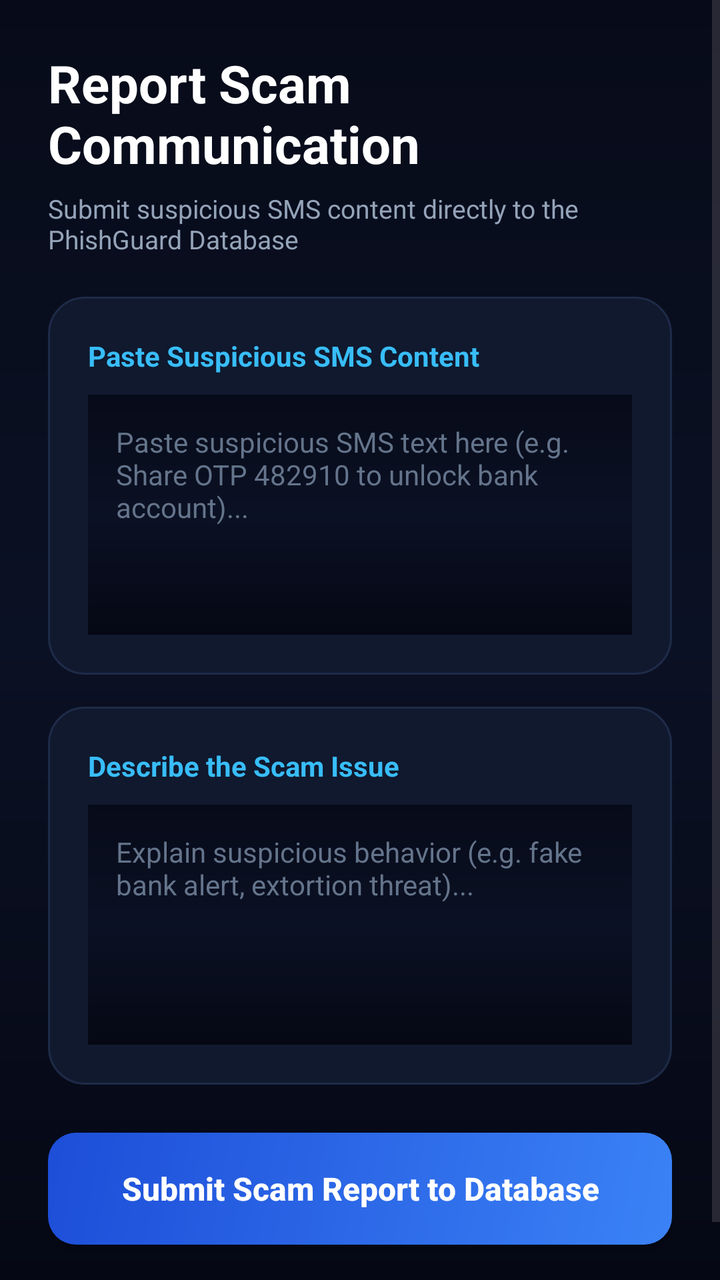
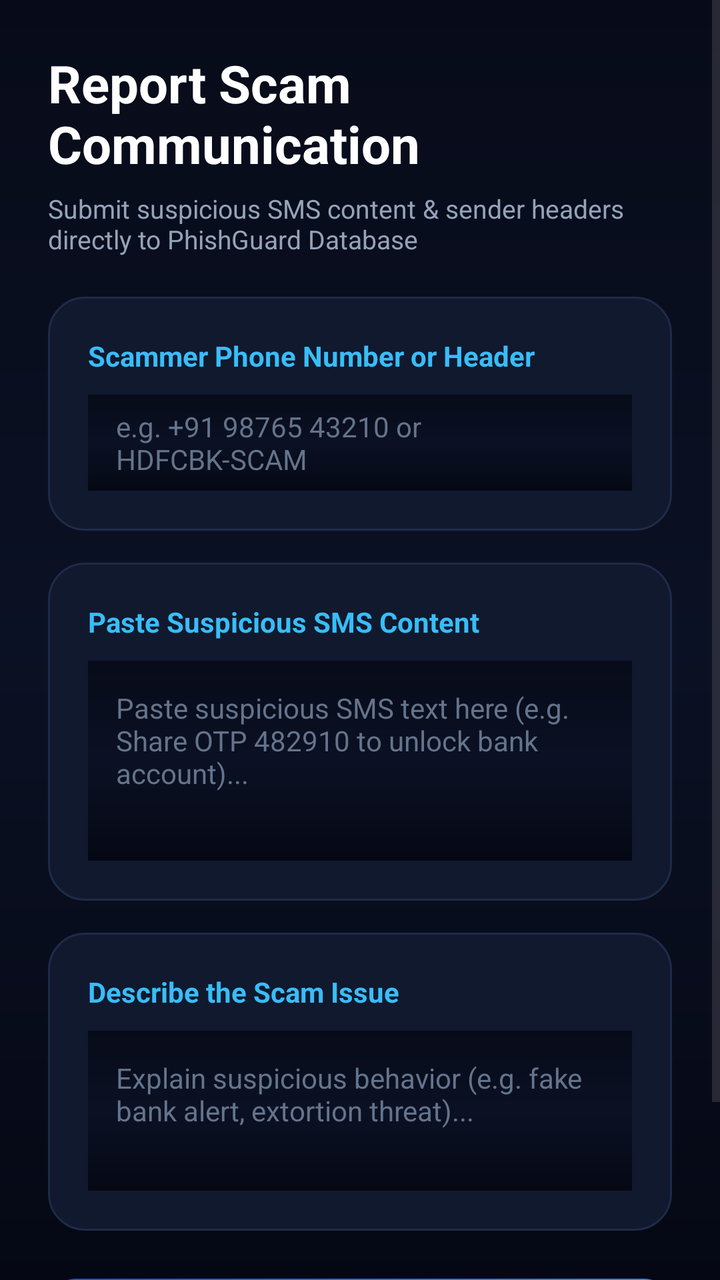

An Android layout rendered at two revisions. The XML below is the earlier revision; the diff shows what the commit changed to produce the second picture.
<!-- AndroidManifest.xml: application theme Theme.PhishGuard -->
<!-- res/layout/activity_report.xml -->
<?xml version="1.0" encoding="utf-8"?>
<ScrollView xmlns:android="http://schemas.android.com/apk/res/android"
    android:layout_width="match_parent"
    android:layout_height="match_parent"
    android:background="@drawable/bg_dark_gradient">

    <LinearLayout
        android:layout_width="match_parent"
        android:layout_height="wrap_content"
        android:orientation="vertical"
        android:padding="24dp">

        <TextView
            android:id="@+id/tvReportHeader"
            android:layout_width="wrap_content"
            android:layout_height="wrap_content"
            android:text="Report Scam Communication"
            android:textColor="#FFFFFF"
            android:textSize="26sp"
            android:textStyle="bold"/>

        <TextView
            android:id="@+id/tvReportSubtitle"
            android:layout_width="wrap_content"
            android:layout_height="wrap_content"
            android:text="Submit suspicious SMS content directly to the PhishGuard Database"
            android:textColor="#94A3B8"
            android:textSize="13sp"
            android:layout_marginTop="6dp"
            android:layout_marginBottom="20dp"/>

        
        <LinearLayout
            android:layout_width="match_parent"
            android:layout_height="wrap_content"
            android:orientation="vertical"
            android:background="@drawable/bg_card_dark"
            android:padding="20dp"
            android:layout_marginBottom="16dp">

            <TextView
                android:id="@+id/tvSmsLabel"
                android:layout_width="wrap_content"
                android:layout_height="wrap_content"
                android:text="Paste Suspicious SMS Content"
                android:textColor="#38BDF8"
                android:textSize="14sp"
                android:textStyle="bold"
                android:layout_marginBottom="10dp"/>

            <EditText
                android:id="@+id/etSmsText"
                android:layout_width="match_parent"
                android:layout_height="120dp"
                android:hint="Paste suspicious SMS text here (e.g. Share OTP 482910 to unlock bank account)..."
                android:gravity="top"
                android:textColorHint="#64748B"
                android:textColor="#FFFFFF"
                android:textSize="14sp"
                android:background="@drawable/bg_dark_gradient"
                android:padding="14dp"/>

        </LinearLayout>

        
        <LinearLayout
            android:layout_width="match_parent"
            android:layout_height="wrap_content"
            android:orientation="vertical"
            android:background="@drawable/bg_card_dark"
            android:padding="20dp"
            android:layout_marginBottom="24dp">

            <TextView
                android:id="@+id/tvIssueLabel"
                android:layout_width="wrap_content"
                android:layout_height="wrap_content"
                android:text="Describe the Scam Issue"
                android:textColor="#38BDF8"
                android:textSize="14sp"
                android:textStyle="bold"
                android:layout_marginBottom="10dp"/>

            <EditText
                android:id="@+id/etIssueDescription"
                android:layout_width="match_parent"
                android:layout_height="120dp"
                android:hint="Explain suspicious behavior (e.g. fake bank alert, extortion threat)..."
                android:gravity="top"
                android:textColorHint="#64748B"
                android:textColor="#FFFFFF"
                android:textSize="14sp"
                android:background="@drawable/bg_dark_gradient"
                android:padding="14dp"/>

        </LinearLayout>

        <android.widget.Button
            android:id="@+id/btnSubmitReport"
            android:layout_width="match_parent"
            android:layout_height="56dp"
            android:text="Submit Scam Report to Database"
            android:textAllCaps="false"
            android:textSize="16sp"
            android:textStyle="bold"
            android:background="@drawable/bg_button_primary"
            android:textColor="#FFFFFF"
            android:layout_marginBottom="24dp"/>

    </LinearLayout>

</ScrollView>
<!-- resources referenced by this layout -->
<resources>
  <!-- drawable bg_button_primary (drawable) -->
  <?xml version="1.0" encoding="utf-8"?>
  <shape xmlns:android="http://schemas.android.com/apk/res/android"
      android:shape="rectangle">
      <gradient
          android:angle="135"
          android:startColor="#3B82F6"
          android:endColor="#1D4ED8" />
      <corners android:radius="14dp" />
  </shape>
  <!-- drawable bg_card_dark (drawable) -->
  <?xml version="1.0" encoding="utf-8"?>
  <shape xmlns:android="http://schemas.android.com/apk/res/android"
      android:shape="rectangle">
      <solid android:color="#10192E" />
      <corners android:radius="18dp" />
      <stroke
          android:width="1dp"
          android:color="#1E2B48" />
  </shape>
  <!-- drawable bg_dark_gradient (drawable) -->
  <?xml version="1.0" encoding="utf-8"?>
  <shape xmlns:android="http://schemas.android.com/apk/res/android"
      android:shape="rectangle">
      <gradient
          android:angle="270"
          android:startColor="#070B19"
          android:centerColor="#0B1124"
          android:endColor="#050814" />
  </shape>
  <style name="Theme.PhishGuard" parent="Base.Theme.PhishGuard" />
  <style name="Base.Theme.PhishGuard" parent="Theme.Material3.DayNight.NoActionBar">
          
          
      </style>
</resources>

<!-- the commit's change to res/layout/activity_report.xml (unified diff, before → after) -->
@@ -23,11 +23,43 @@
             android:id="@+id/tvReportSubtitle"
             android:layout_width="wrap_content"
             android:layout_height="wrap_content"
-            android:text="Submit suspicious SMS content directly to the PhishGuard Database"
+            android:text="Submit suspicious SMS content &amp; sender headers directly to PhishGuard Database"
             android:textColor="#94A3B8"
             android:textSize="13sp"
             android:layout_marginTop="6dp"
             android:layout_marginBottom="20dp"/>
+
+        
+        <LinearLayout
+            android:layout_width="match_parent"
+            android:layout_height="wrap_content"
+            android:orientation="vertical"
+            android:background="@drawable/bg_card_dark"
+            android:padding="20dp"
+            android:layout_marginBottom="16dp">
+
+            <TextView
+                android:layout_width="wrap_content"
+                android:layout_height="wrap_content"
+                android:text="Scammer Phone Number or Header"
+                android:textColor="#38BDF8"
+                android:textSize="14sp"
+                android:textStyle="bold"
+                android:layout_marginBottom="10dp"/>
+
+            <EditText
+                android:id="@+id/etScamSender"
+                android:layout_width="match_parent"
+                android:layout_height="48dp"
+                android:hint="e.g. +91 98765 43210 or HDFCBK-SCAM"
+                android:textColorHint="#64748B"
+                android:textColor="#FFFFFF"
+                android:textSize="14sp"
+                android:background="@drawable/bg_dark_gradient"
+                android:paddingStart="14dp"
+                android:paddingEnd="14dp"/>
+
+        </LinearLayout>
 
         
         <LinearLayout
@@ -51,7 +83,7 @@
             <EditText
                 android:id="@+id/etSmsText"
                 android:layout_width="match_parent"
-                android:layout_height="120dp"
+                android:layout_height="100dp"
                 android:hint="Paste suspicious SMS text here (e.g. Share OTP 482910 to unlock bank account)..."
                 android:gravity="top"
                 android:textColorHint="#64748B"
@@ -84,7 +116,7 @@
             <EditText
                 android:id="@+id/etIssueDescription"
                 android:layout_width="match_parent"
-                android:layout_height="120dp"
+                android:layout_height="80dp"
                 android:hint="Explain suspicious behavior (e.g. fake bank alert, extortion threat)..."
                 android:gravity="top"
                 android:textColorHint="#64748B"
@@ -99,7 +131,7 @@
             android:id="@+id/btnSubmitReport"
             android:layout_width="match_parent"
             android:layout_height="56dp"
-            android:text="Submit Scam Report to Database"
+            android:text="Submit Scam Report &amp; Auto-Block"
             android:textAllCaps="false"
             android:textSize="16sp"
             android:textStyle="bold"
